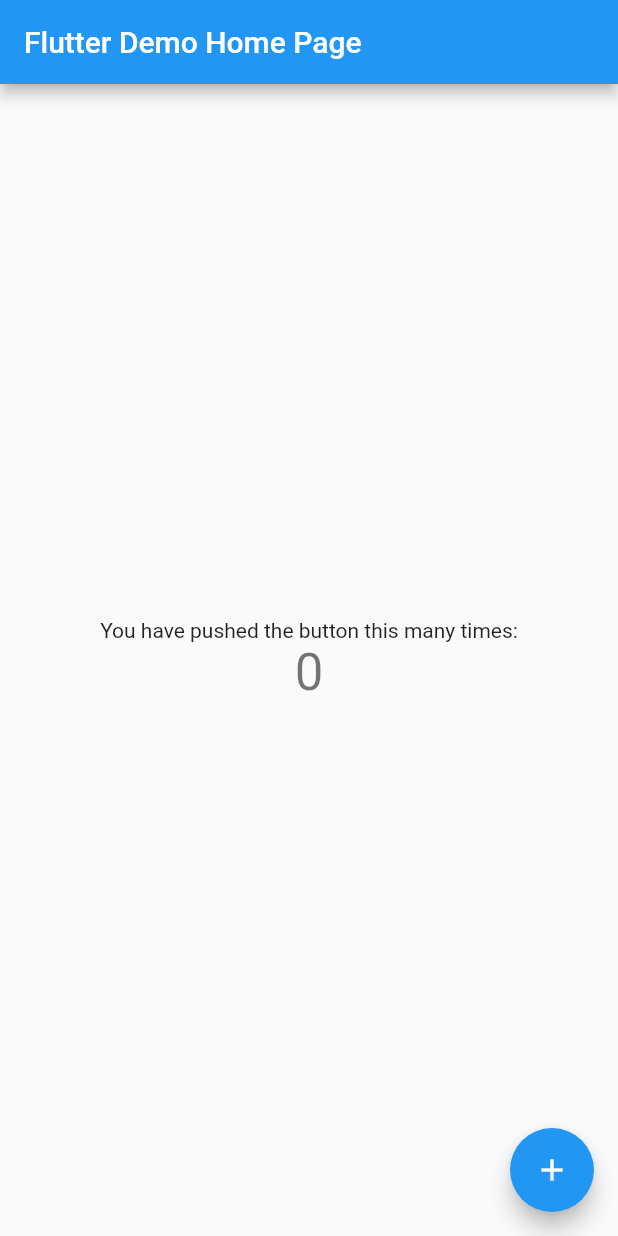
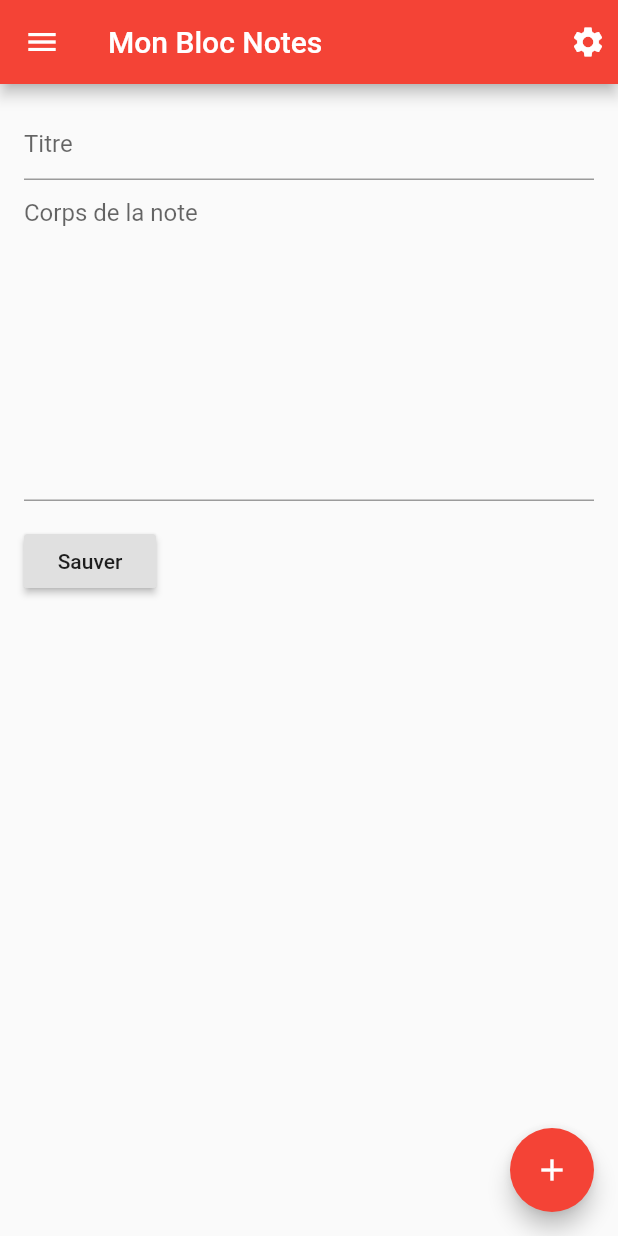
Before and after one commit to hugues-martin/flutter_notepad, a Flutter app: the screen it shows after launch, on a phone screen of 412 x 824 dp. Run offline on Flutter 3.47's test engine with Material 2 defaults, Android fonts, the phone set to English and light mode, and no system bars; our stand-ins replace shared_preferences.

Commit message:
Now able to change and remember theme color

```diff
--- a/lib/main.dart
+++ b/lib/main.dart
@@ -1,9 +1,35 @@
 import 'package:flutter/material.dart';
+import 'note_page.dart';
+import 'settings.dart';
 
 void main() => runApp(MyApp());
 
-class MyApp extends StatelessWidget {
-  // This widget is the root of your application.
+class MyApp extends StatefulWidget {
+  @override
+  MyAppState createState() => MyAppState();
+}
+
+class MyAppState extends State<MyApp> {
+  ColorSwatch selectedColorSwatch = Colors.red;
+
+  MyAppState() {
+    Settings().getColor().then((Color color) {
+      setThemeColor(color);
+    });
+  }
+
+  void setThemeColor(Color color) {
+    print("Set theme");
+    setState(() {
+      if (color.value == Colors.red.value)
+        selectedColorSwatch = Colors.red;
+      else if (color.value == Colors.blue.value)
+        selectedColorSwatch = Colors.blue;
+      else if (color.value == Colors.green.value)
+        selectedColorSwatch = Colors.green;
+    });
+  }
+
   @override
   Widget build(BuildContext context) {
     return MaterialApp(
@@ -18,94 +44,22 @@ class MyApp extends StatelessWidget {
         // or simply save your changes to "hot reload" in a Flutter IDE).
         // Notice that the counter didn't reset back to zero; the application
         // is not restarted.
-        primarySwatch: Colors.blue,
+        primarySwatch: selectedColorSwatch,
       ),
-      home: MyHomePage(title: 'Flutter Demo Home Page'),
+      home: NoteEditPage(title: 'Mon Bloc Notes'),
     );
   }
 }
 
-class MyHomePage extends StatefulWidget {
-  MyHomePage({Key key, this.title}) : super(key: key);
+//
+//  @override
+//  Widget build(BuildContext context) {
+//    return Container();
+//  }
+//}
+//
+//
+//
+//class MyApp extends StatelessWidget {
 
-  // This widget is the home page of your application. It is stateful, meaning
-  // that it has a State object (defined below) that contains fields that affect
-  // how it looks.
-
-  // This class is the configuration for the state. It holds the values (in this
-  // case the title) provided by the parent (in this case the App widget) and
-  // used by the build method of the State. Fields in a Widget subclass are
-  // always marked "final".
-
-  final String title;
-
-  @override
-  _MyHomePageState createState() => _MyHomePageState();
-}
-
-class _MyHomePageState extends State<MyHomePage> {
-  int _counter = 0;
-
-  void _incrementCounter() {
-    setState(() {
-      // This call to setState tells the Flutter framework that something has
-      // changed in this State, which causes it to rerun the build method below
-      // so that the display can reflect the updated values. If we changed
-      // _counter without calling setState(), then the build method would not be
-      // called again, and so nothing would appear to happen.
-      _counter++;
-    });
-  }
-
-  @override
-  Widget build(BuildContext context) {
-    // This method is rerun every time setState is called, for instance as done
-    // by the _incrementCounter method above.
-    //
-    // The Flutter framework has been optimized to make rerunning build methods
-    // fast, so that you can just rebuild anything that needs updating rather
-    // than having to individually change instances of widgets.
-    return Scaffold(
-      appBar: AppBar(
-        // Here we take the value from the MyHomePage object that was created by
-        // the App.build method, and use it to set our appbar title.
-        title: Text(widget.title),
-      ),
-      body: Center(
-        // Center is a layout widget. It takes a single child and positions it
-        // in the middle of the parent.
-        child: Column(
-          // Column is also a layout widget. It takes a list of children and
-          // arranges them vertically. By default, it sizes itself to fit its
-          // children horizontally, and tries to be as tall as its parent.
-          //
-          // Invoke "debug painting" (press "p" in the console, choose the
-          // "Toggle Debug Paint" action from the Flutter Inspector in Android
-          // Studio, or the "Toggle Debug Paint" command in Visual Studio Code)
-          // to see the wireframe for each widget.
-          //
-          // Column has various properties to control how it sizes itself and
-          // how it positions its children. Here we use mainAxisAlignment to
-          // center the children vertically; the main axis here is the vertical
-          // axis because Columns are vertical (the cross axis would be
-          // horizontal).
-          mainAxisAlignment: MainAxisAlignment.center,
-          children: <Widget>[
-            Text(
-              'You have pushed the button this many times:',
-            ),
-            Text(
-              '$_counter',
-              style: Theme.of(context).textTheme.display1,
-            ),
-          ],
-        ),
-      ),
-      floatingActionButton: FloatingActionButton(
-        onPressed: _incrementCounter,
-        tooltip: 'Increment',
-        child: Icon(Icons.add),
-      ), // This trailing comma makes auto-formatting nicer for build methods.
-    );
-  }
-}
+// This widget is the root of your application.
--- /dev/null
+++ b/lib/note_page.dart
@@ -0,0 +1,115 @@
+import 'package:flutter/material.dart';
+import 'settings_page.dart';
+import 'settings.dart';
+
+class NoteEditPage extends StatefulWidget {
+  NoteEditPage({Key key, this.title}) : super(key: key);
+  final String title;
+
+  @override
+  _NoteEditPageState createState() => _NoteEditPageState();
+}
+
+class _NoteEditPageState extends State<NoteEditPage> {
+  int _counter = 0;
+
+  void _incrementCounter() {
+    setState(() {
+      // This call to setState tells the Flutter framework that something has
+      // changed in this State, which causes it to rerun the build method below
+      // so that the display can reflect the updated values. If we changed
+      // _counter without calling setState(), then the build method would not be
+      // called again, and so nothing would appear to happen.
+      _counter++;
+    });
+  }
+
+  final _notepadFormKey = GlobalKey<FormState>();
+
+  Widget NoteEditForm(BuildContext context) {
+    return Form(
+        key: _notepadFormKey,
+        child: Column(
+          crossAxisAlignment: CrossAxisAlignment.start,
+          children: <Widget>[
+            TextFormField(
+              decoration: const InputDecoration(
+                hintText: 'Titre',
+              ),
+              validator: (value) {
+                if (value.isEmpty) {
+                  return 'Le titre ne peut pas être vide';
+                }
+                return null;
+              },
+            ),
+            TextFormField(
+              minLines: 10,
+              maxLines: 11,
+              decoration: const InputDecoration(
+                hintText: 'Corps de la note',
+              ),
+              validator: (value) {
+                if (value.isEmpty) {
+                  return 'Il faut mettre du texte';
+                }
+                return null;
+              },
+            ),
+            Padding(
+                padding: const EdgeInsets.symmetric(vertical: 16.0),
+                child: RaisedButton(
+                  onPressed: () {
+                    if (_notepadFormKey.currentState.validate()) {
+                      // TODO
+                    }
+                  },
+                  child: Text('Sauver'),
+                ))
+          ],
+        ));
+  }
+
+  @override
+  Widget build(BuildContext context) {
+    // This method is rerun every time setState is called, for instance as done
+    // by the _incrementCounter method above.
+    //
+    // The Flutter framework has been optimized to make rerunning build methods
+    // fast, so that you can just rebuild anything that needs updating rather
+    // than having to individually change instances of widgets.
+    return Scaffold(
+      appBar: AppBar(
+        // Here we take the value from the MyHomePage object that was created by
+        // the App.build method, and use it to set our appbar title.
+        title: Text(widget.title),
+        leading: GestureDetector(
+          child: Icon(Icons.menu),
+        ),
+        actions: [
+          Padding(
+            padding: const EdgeInsets.all(8.0),
+            child: GestureDetector(
+              onTap: () {
+                Navigator.push(
+                    context,
+                    MaterialPageRoute(
+                        builder: (context) => SettingsPage(title: 'Settings')));
+              },
+              child: Icon(Icons.settings),
+            ),
+          ),
+        ],
+      ),
+      body: Padding(
+        padding: const EdgeInsets.all(16.0),
+        child: NoteEditForm(context),
+      ),
+      floatingActionButton: FloatingActionButton(
+        onPressed: _incrementCounter,
+        tooltip: 'Increment',
+        child: Icon(Icons.add),
+      ), // This trailing comma makes auto-formatting nicer for build methods.
+    );
+  }
+}
--- /dev/null
+++ b/lib/settings.dart
@@ -0,0 +1,33 @@
+import 'package:shared_preferences/shared_preferences.dart';
+import 'package:flutter/material.dart';
+
+class Settings {
+  Future<SharedPreferences> _prefs = SharedPreferences.getInstance();
+  Color menuColor;
+  static const COLOR_PREF = 'COLOR_PREF';
+
+  Future<Color> getColor() async {
+    if (menuColor != null)
+      return menuColor;
+    else {
+      final SharedPreferences prefs = await _prefs;
+      int intColor = prefs.getInt(COLOR_PREF);
+      print("Config:$intColor");
+      menuColor = Color(intColor ?? Colors.red.value);
+      return menuColor;
+    }
+  }
+
+  void setColor(Color color) async {
+    final SharedPreferences prefs = await _prefs;
+    prefs.setInt(COLOR_PREF, (color ?? Colors.red).value);
+  }
+
+  static final Settings _settings = Settings._internal();
+
+  factory Settings() {
+    return _settings;
+  }
+
+  Settings._internal();
+}
--- a/pubspec.yaml
+++ b/pubspec.yaml
@@ -23,6 +23,7 @@ dependencies:
   # The following adds the Cupertino Icons font to your application.
   # Use with the CupertinoIcons class for iOS style icons.
   cupertino_icons: ^0.1.2
+  shared_preferences: ^0.5.6+3
 
 dev_dependencies:
   flutter_test:
```
Also changed, not shown: lib/settings_page.dart (added, +96 -0 lines), lib/notes.dart (added), pubspec.lock.
